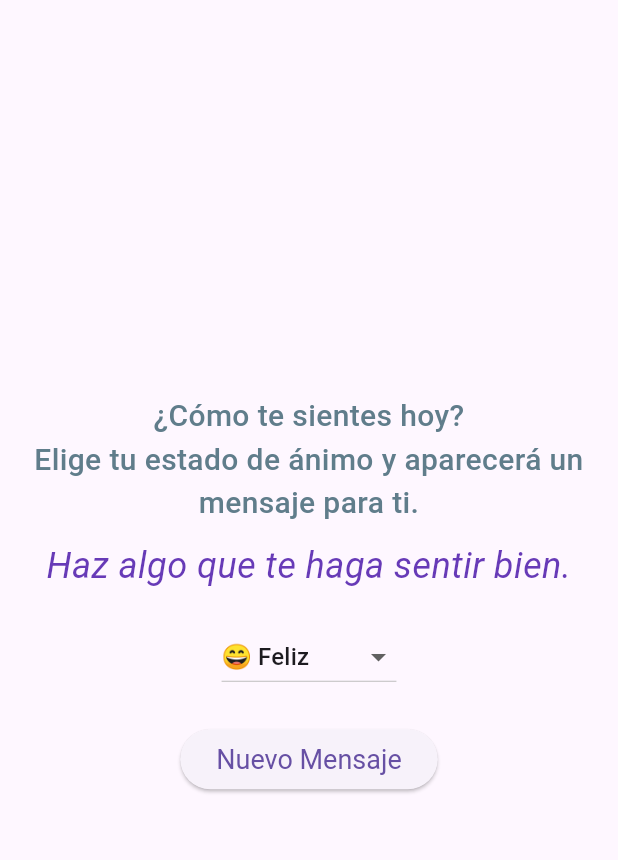
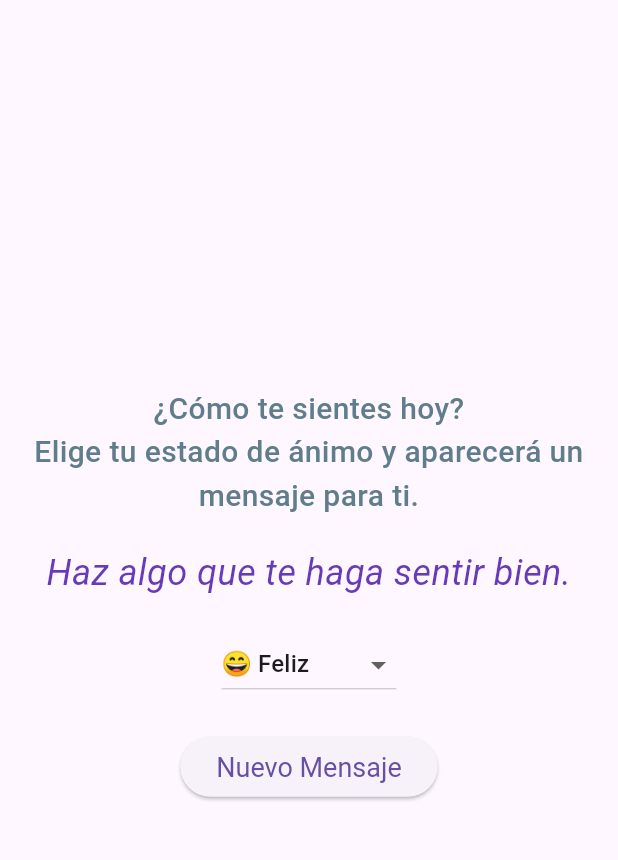
Before and after one commit to wh1tneyr/my_app, a Flutter app: the screen it shows after launch, on a phone screen of 412 x 824 dp, the part 65-925 px from its top. Run offline on Flutter 3.47's test engine with Material 3 defaults, Android fonts, the light colour scheme and no system bars.

Commit message:
volvi al tamaño de sizedbox de 20

```diff
--- a/vibro/lib/main.dart
+++ b/vibro/lib/main.dart
@@ -103,7 +103,7 @@ class _HomePageState extends State<HomePage> {
               style: TextStyle(fontSize: 20, fontWeight: FontWeight.w500, color: Colors.blueGrey),
               textAlign: TextAlign.center,
             ),
-            SizedBox(height: 10),
+            SizedBox(height: 20),
             Text(
               mensajeActual,
               style: TextStyle(fontSize: 24, fontStyle: FontStyle.italic, color: Colors.deepPurple),
```
